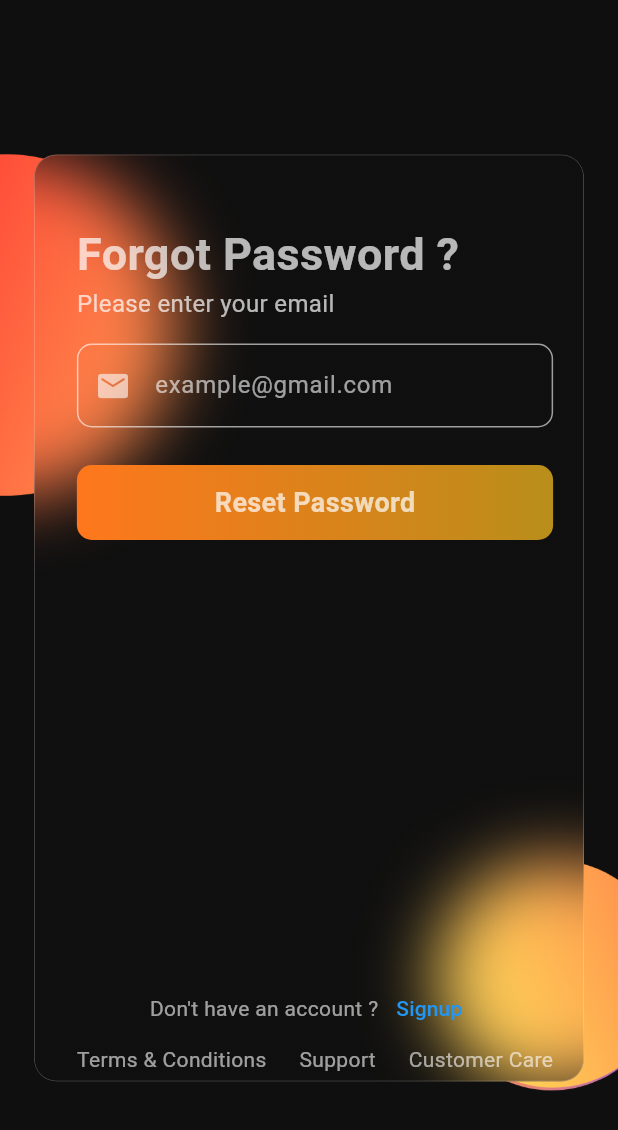
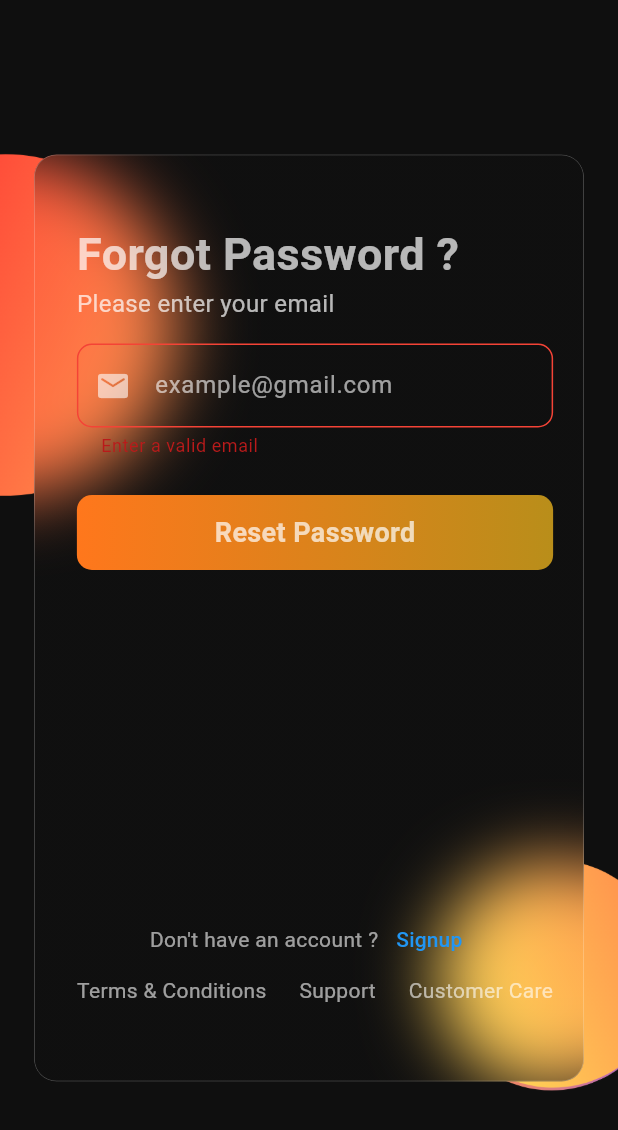
Before and after one commit to joysarkar18/gamaru-mobile-app, a Flutter app: the screen it shows after launch, after a tap on "Forgot password ?", after a tap on "Reset Password", on a phone screen of 412 x 824 dp. Shown: the top 1130 px of the screen. Run offline on Flutter 3.47's test engine with Material 2 defaults, Android fonts, the phone set to English and light mode, and no system bars; our stand-ins replace cloud_firestore, email_validator, firebase_auth, firebase_core, get, google_sign_in and 1 more; accounts and stored records are empty.

Commit message:
password reset option added

```diff
--- a/lib/Controllers/Login-Contollers/signinSignupController.dart
+++ b/lib/Controllers/Login-Contollers/signinSignupController.dart
@@ -15,6 +15,7 @@ class SignupController extends GetxController {
   var passwordController1 = TextEditingController();
   var passwordController2 = TextEditingController();
   String verificationId = "";
+  var forgotPassemailController = TextEditingController();
 
   void registerUser(String email, String password) {
     Authentication.instance.createUserWithEmailPassword(email, password);
--- a/lib/Screens/login-singup-screen/forget_password_page.dart
+++ b/lib/Screens/login-singup-screen/forget_password_page.dart
@@ -1,5 +1,8 @@
+import 'package:email_validator/email_validator.dart';
 import 'package:flutter/material.dart';
 import 'package:gamaru_mobile_app/Componants/glossyEffect.dart';
+import 'package:gamaru_mobile_app/Controllers/Login-Contollers/autehntication.dart';
+import 'package:gamaru_mobile_app/Controllers/Login-Contollers/signinSignupController.dart';
 import 'package:gamaru_mobile_app/Screens/login-singup-screen/signup_page.dart';
 import 'package:get/get.dart';
 
@@ -8,10 +11,13 @@ class ForgetPass extends StatelessWidget {
 
   @override
   Widget build(BuildContext context) {
+    final fromKey = GlobalKey<FormState>();
+    final singupController = Get.put(SignupController());
+    final authentication = Get.put(Authentication());
     return Scaffold(
       resizeToAvoidBottomInset: false,
       body: Container(
-        decoration: BoxDecoration(
+        decoration: const BoxDecoration(
           image: DecorationImage(
               image: AssetImage(
                 "Assets/forgotpass.png",
@@ -29,28 +35,36 @@ class ForgetPass extends StatelessWidget {
                   borderRadius: 15.0,
                   child: SizedBox(
                     width: Get.width * 0.79,
+                    child: Form(
+                      key: fromKey,
                       child: Padding(
                         padding: const EdgeInsets.only(left: 8.0, top: 45.0),
                         child: Column(
                           crossAxisAlignment: CrossAxisAlignment.start,
                           mainAxisAlignment: MainAxisAlignment.start,
                           children: [
-                          Text(
+                            const Text(
                               "Forgot Password ?",
                               style: TextStyle(
                                   color: Colors.white70,
                                   fontSize: 30,
                                   fontWeight: FontWeight.bold),
                             ),
-                          Text(
+                            const Text(
                               "Please enter your email",
-                            style:
-                                TextStyle(color: Colors.white70, fontSize: 16),
+                              style: TextStyle(
+                                  color: Colors.white70, fontSize: 16),
                             ),
-                          SizedBox(
+                            const SizedBox(
                               height: 15,
                             ),
                             TextFormField(
+                              controller:
+                                  singupController.forgotPassemailController,
+                              validator: (email) => email != null &&
+                                      !EmailValidator.validate(email)
+                                  ? "Enter a valid email"
+                                  : null,
                               style: const TextStyle(
                                   color: Colors.white,
                                   decoration: TextDecoration.none),
@@ -75,14 +89,21 @@ class ForgetPass extends StatelessWidget {
                                 focusedBorder: OutlineInputBorder(
                                     borderRadius:
                                         BorderRadius.all(Radius.circular(10)),
-                                  borderSide: BorderSide(color: Colors.purple)),
+                                    borderSide:
+                                        BorderSide(color: Colors.purple)),
                               ),
                             ),
                             SizedBox(
                               height: 25,
                             ),
                             InkWell(
-                            onTap: () {},
+                              onTap: () {
+                                final from = fromKey.currentState!;
+                                if (from.validate()) {
+                                  authentication.resetPassword(singupController
+                                      .forgotPassemailController.text);
+                                }
+                              },
                               child: Container(
                                 width: Get.width * 0.79,
                                 height: 50,
@@ -107,7 +128,7 @@ class ForgetPass extends StatelessWidget {
                               ),
                             ),
                             SizedBox(
-                            height: Get.height * .35,
+                              height: Get.height * .27,
                             ),
                             Row(
                               mainAxisAlignment: MainAxisAlignment.center,
@@ -162,6 +183,7 @@ class ForgetPass extends StatelessWidget {
             ),
           ),
         ),
+      ),
     );
   }
 }
```
Also changed, not shown: lib/Controllers/Login-Contollers/autehntication.dart (+32 -0 lines), lib/earn_screen.dart (+11 -1 lines). Lines whose indentation alone changed are shown as unchanged.
